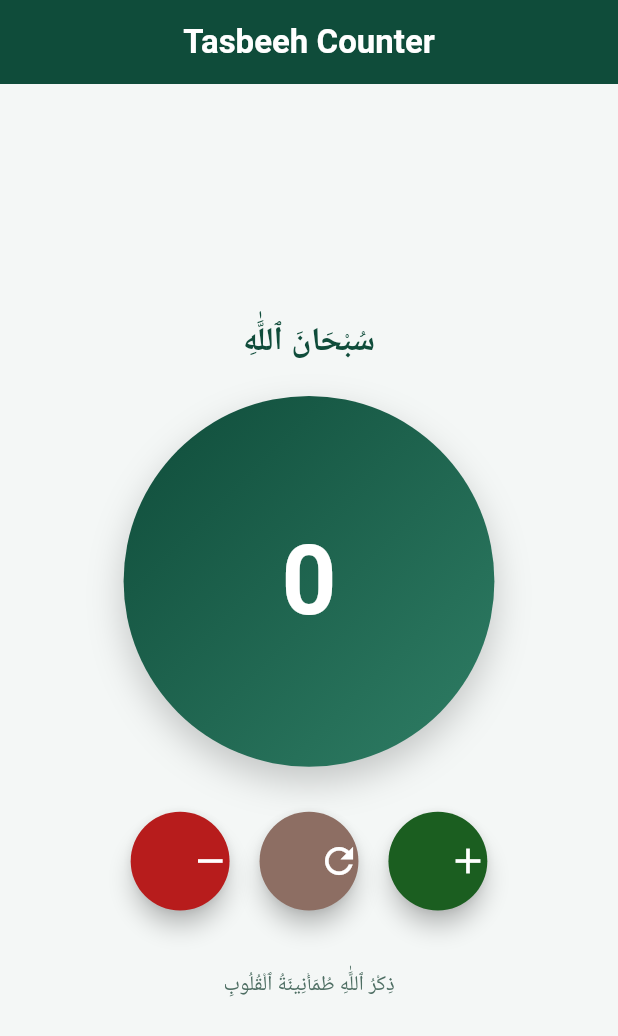
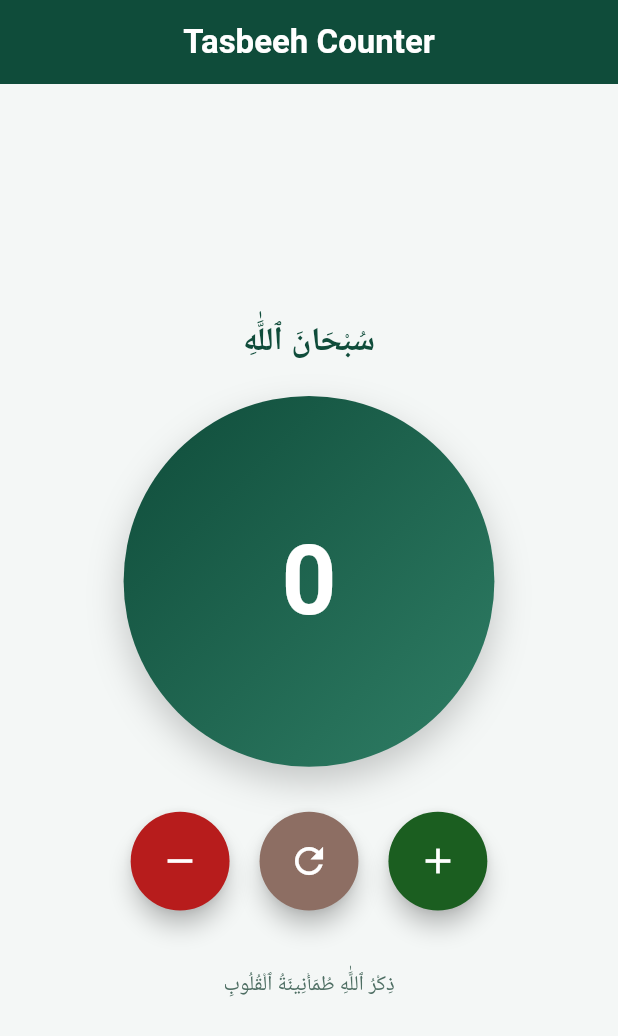
Before and after one commit to zubaidkhandev/Bloc_practice, a Flutter app: the screen it shows after launch, on a phone screen of 412 x 824 dp. Shown: the top 1036 px of the screen. Run offline on Flutter 3.47's test engine with Material 3 defaults, Android fonts, the phone set to English and light mode, and no system bars; our stand-ins replace bloc, equatable, flutter_bloc.

Commit message:
this is the final ui of counter

```diff
--- a/lib/UI/counter_ui.dart
+++ b/lib/UI/counter_ui.dart
@@ -2,7 +2,6 @@ import 'package:bloc_state/Bloc/Counter/counter_bloc.dart';
 import 'package:bloc_state/Bloc/Counter/counter_state.dart';
 import 'package:flutter/material.dart';
 import 'package:flutter_bloc/flutter_bloc.dart';
-
 
 import '../Bloc/Counter/counter_event .dart';
 
@@ -38,14 +37,14 @@ class CounterUi extends StatelessWidget {
                     color: Color(0xFF0F4C3A),
                   ),
                 ),
-
                 const SizedBox(height: 20),
 
-                //
+                // Counter Circle
                 Container(
                   width: size.width * 0.6,
                   height: size.width * 0.6,
-                  constraints: const BoxConstraints(maxWidth: 260, maxHeight: 260),
+                  constraints:
+                      const BoxConstraints(maxWidth: 260, maxHeight: 260),
                   decoration: BoxDecoration(
                     shape: BoxShape.circle,
                     gradient: const LinearGradient(
@@ -75,7 +74,7 @@ class CounterUi extends StatelessWidget {
 
                 const SizedBox(height: 30),
 
-
+                // Buttons Row
                 Row(
                   mainAxisAlignment: MainAxisAlignment.center,
                   children: [
@@ -107,7 +106,6 @@ class CounterUi extends StatelessWidget {
 
                 const SizedBox(height: 40),
 
-                //
                 const Text(
                   "ذِكْرُ ٱللَّٰهِ طُمَأْنِينَةُ ٱلْقُلُوبِ",
                   style: TextStyle(
@@ -123,7 +121,6 @@ class CounterUi extends StatelessWidget {
     );
   }
 }
-
 
 class _TasbeehButton extends StatelessWidget {
   final IconData icon;
@@ -149,13 +146,12 @@ class _TasbeehButton extends StatelessWidget {
           backgroundColor: color,
           shape: const CircleBorder(),
           elevation: 6,
-          alignment: Alignment.center,
+          padding: EdgeInsets.zero, // ✅ Centers the icon perfectly
         ),
-        child: Center(
-          child: Padding(
-            padding: const EdgeInsets.all(15),
-            child: Icon(icon, color: Colors.white, size: 28),
-          ),
+        child: Icon(
+          icon,
+          color: Colors.white,
+          size: 28,
         ),
       ),
     );
```
